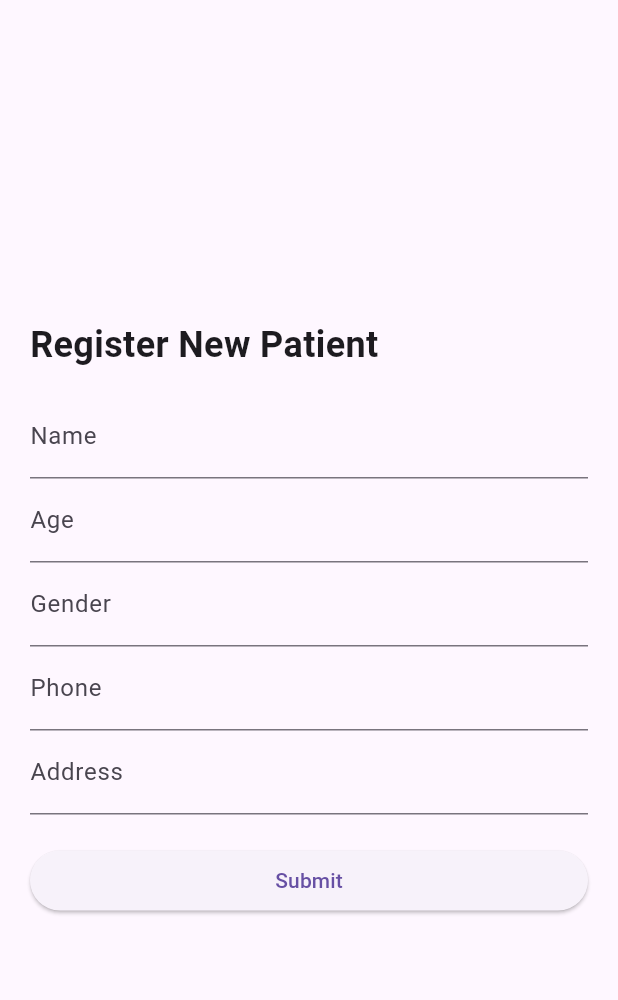
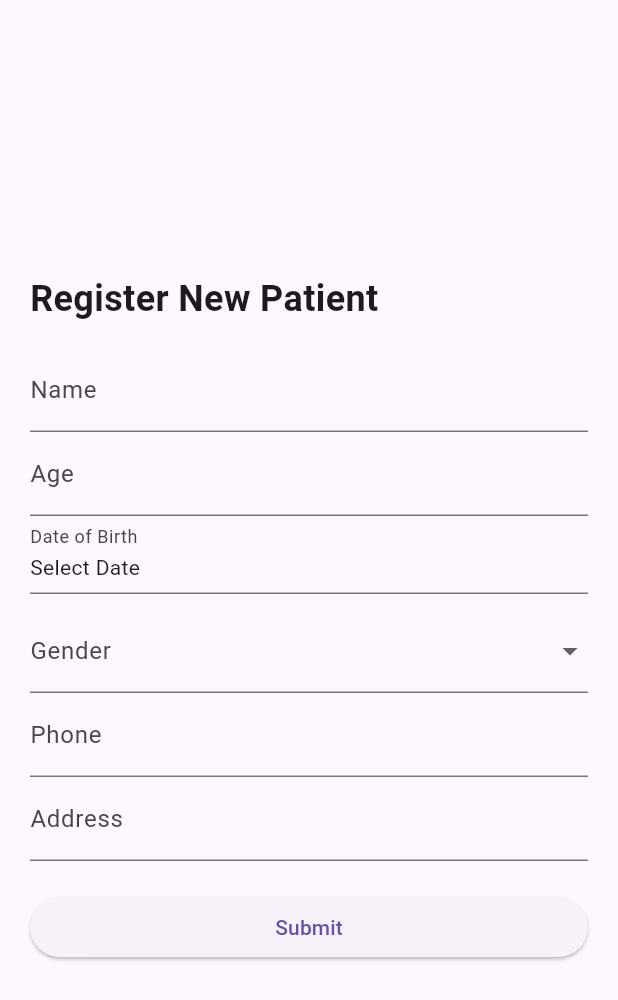
Before and after one commit to varunpnair92/clinic, a Flutter app: the RegisterPage screen opened by its route, after a tap on "Submit", on a phone screen of 412 x 824 dp. Shown: the top 1000 px of the screen. Run offline on Flutter 3.47's test engine with Material 3 defaults, Android fonts, the phone set to English and light mode, and no system bars; our stand-ins replace file_picker, get; network calls fail.

Commit message:
added auto age and dob field

```diff
--- a/lib/controller.dart
+++ b/lib/controller.dart
@@ -35,7 +35,9 @@ Future<bool> loginUser(String username, String password) async {
 
 
   Future<void> searchPatient(String query) async {
+    //searchResults.value = [];
     loading.value = true;
+    print('Searching for: $query');
     try {
       final res = await http.get(Uri.parse('$baseUrl/search/?q=$query'));
       if (res.statusCode == 200) {
--- a/lib/register.dart
+++ b/lib/register.dart
@@ -14,9 +14,12 @@ class _RegisterPageState extends State<RegisterPage> {
   final _formKey = GlobalKey<FormState>();
   final nameCtrl = TextEditingController();
   final ageCtrl = TextEditingController();
-  final genderCtrl = TextEditingController();
+  final genderCtrl = TextEditingController();  // Kept for structure, but unused
   final phoneCtrl = TextEditingController();
   final addressCtrl = TextEditingController();
+
+  DateTime? selectedDob;
+  String? selectedGender;
 
   @override
   Widget build(BuildContext context) {
@@ -25,35 +28,96 @@ class _RegisterPageState extends State<RegisterPage> {
     return CenteredPage(
       child: Form(
         key: _formKey,
+        child: SingleChildScrollView(  // Added to handle overflow in small screens
           child: Column(
             crossAxisAlignment: CrossAxisAlignment.stretch,
             children: [
-            const Text('Register New Patient', style: TextStyle(fontSize: 24, fontWeight: FontWeight.bold)),
+              const Text('Register New Patient',
+                  style: TextStyle(fontSize: 24, fontWeight: FontWeight.bold)),
               const SizedBox(height: 16),
-            TextFormField(controller: nameCtrl, decoration: const InputDecoration(labelText: 'Name')),
-            TextFormField(controller: ageCtrl, decoration: const InputDecoration(labelText: 'Age'), keyboardType: TextInputType.number),
-            TextFormField(controller: genderCtrl, decoration: const InputDecoration(labelText: 'Gender')),
-            TextFormField(controller: phoneCtrl, decoration: const InputDecoration(labelText: 'Phone')),
-            TextFormField(controller: addressCtrl, decoration: const InputDecoration(labelText: 'Address')),
+
+              TextFormField(
+                  controller: nameCtrl,
+                  decoration: const InputDecoration(labelText: 'Name')),
+
+              TextFormField(
+                  controller: ageCtrl,
+                  decoration: const InputDecoration(labelText: 'Age'),
+                  keyboardType: TextInputType.number),
+
+              // 📅 Date of Birth Picker
+              InkWell(
+                onTap: () async {
+                  final pickedDate = await showDatePicker(
+                    context: context,
+                    initialDate: DateTime(2000),
+                    firstDate: DateTime(1900),
+                    lastDate: DateTime.now(),
+                  );
+                  if (pickedDate != null) {
+                    setState(() {
+                      selectedDob = pickedDate;
+                    });
+                  }
+                },
+                child: InputDecorator(
+                  decoration:
+                      const InputDecoration(labelText: 'Date of Birth'),
+                  child: Text(
+                    selectedDob == null
+                        ? 'Select Date'
+                        : "${selectedDob!.day}/${selectedDob!.month}/${selectedDob!.year}",
+                  ),
+                ),
+              ),
+
+              const SizedBox(height: 10),
+
+              // ⬇️ Gender Dropdown
+              DropdownButtonFormField<String>(
+                decoration: const InputDecoration(labelText: 'Gender'),
+                value: selectedGender,
+                items: ['Male', 'Female'].map((gender) {
+                  return DropdownMenuItem(
+                      value: gender, child: Text(gender));
+                }).toList(),
+                onChanged: (value) {
+                  setState(() {
+                    selectedGender = value;
+                  });
+                },
+              ),
+
+              TextFormField(
+                  controller: phoneCtrl,
+                  decoration: const InputDecoration(labelText: 'Phone')),
+
+              TextFormField(
+                  controller: addressCtrl,
+                  decoration: const InputDecoration(labelText: 'Address')),
+
               const SizedBox(height: 20),
+
               ElevatedButton(
                 onPressed: () async {
                   final data = {
                     'name': nameCtrl.text,
                     'age': int.tryParse(ageCtrl.text) ?? 0,
-                  'gender': genderCtrl.text,
+                    'dob': selectedDob?.toIso8601String().substring(0, 10),
+                    'gender': selectedGender,
                     'phone': phoneCtrl.text,
                     'address': {
-
                       'address': addressCtrl.text
                     }
                   };
+
                   await apiController.registerPatient(data);
                   Get.back();
                 },
                 child: const Text("Submit"),
-            )
+              ),
             ],
+          ),
         ),
       ),
     );
```
Also changed, not shown: lib/doctor.dart (+5 -2 lines), lib/search.dart (+17 -1 lines). Lines whose indentation alone changed are shown as unchanged.
